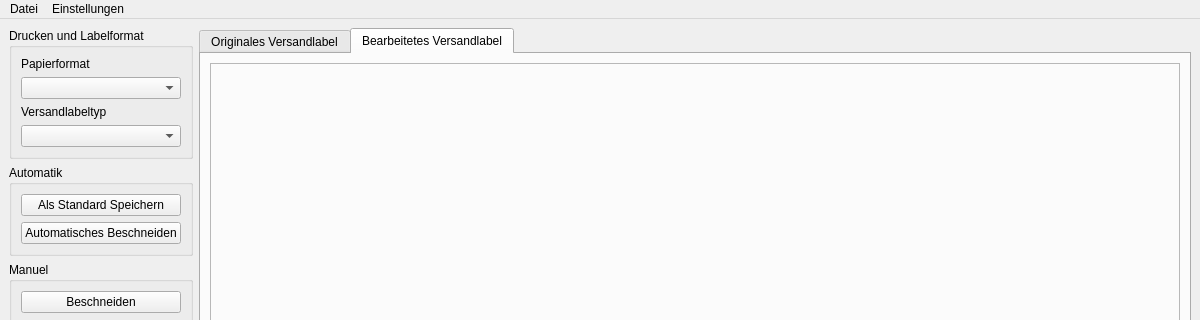
Old version of the form forms/mainwindow.ui in the repository flom89/labellobster; both pictures show x 0 to 1200 and y 0 to 320 of the 1200 by 700 pixel window.
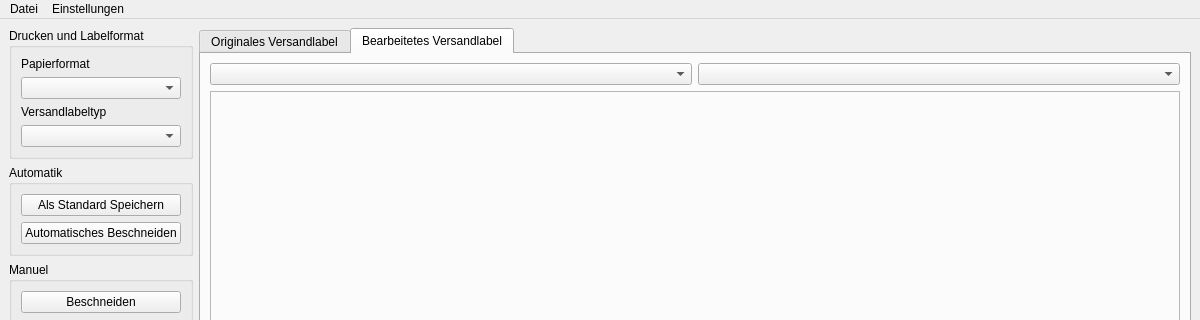
New version of the form. The open tabs and pages were chosen to show the change.

The edit to the form file:
```diff
--- a/forms/mainwindow.ui
+++ b/forms/mainwindow.ui
@@ -178,6 +178,19 @@
           <string>Bearbeitetes Versandlabel</string>
          </attribute>
          <layout class="QVBoxLayout" name="tab2Layout">
+          <item>
+           <layout class="QHBoxLayout" name="horizontalLayout">
+            <property name="sizeConstraint">
+             <enum>QLayout::SizeConstraint::SetFixedSize</enum>
+            </property>
+            <item>
+             <widget class="QComboBox" name="cmbPrinter"/>
+            </item>
+            <item>
+             <widget class="QComboBox" name="cmbOrientation"/>
+            </item>
+           </layout>
+          </item>
           <item>
            <widget class="QFrame" name="pdfContainer_cropped">
             <property name="frameShape">
```
